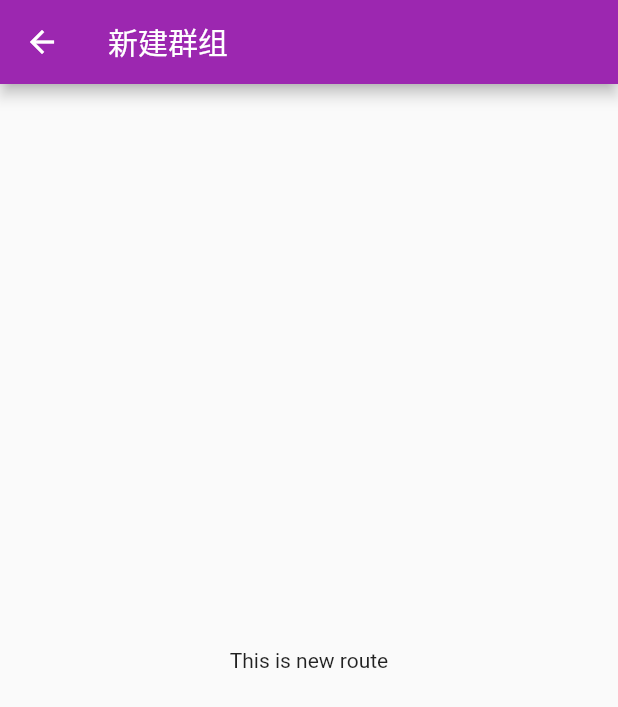
After one commit to Boxchat/Boxchat-Flutter, a Flutter app: the NewGroup screen opened directly, on a phone screen of 412 x 824 dp. The commit adds this screen. Shown: the top 707 px of the screen. Run offline on Flutter 3.47's test engine with Material 2 defaults, Android fonts, the phone set to English and light mode, and no system bars.

Commit message:
代码解耦 - DrawerLt

```diff
--- /dev/null
+++ b/lib/DrawerLt.dart
@@ -0,0 +1,26 @@
+import 'package:flutter/material.dart';
+class DrawerLt extends StatelessWidget{
+
+  final title;
+  final leading;
+
+  DrawerLt(this.title, this.leading);
+
+
+  @override
+  Widget build(BuildContext context) {
+    return ListTile(
+      title: Text(
+        this.title,
+        style: TextStyle(
+          fontWeight: FontWeight.bold,
+          fontSize: 15
+        ),
+      ),
+      leading: this.leading,
+      onTap: () {
+        Navigator.pop(context);
+      },
+    );
+  }
+}
--- /dev/null
+++ b/lib/NewGroup.dart
@@ -0,0 +1,14 @@
+import 'package:flutter/material.dart';
+class NewGroup extends StatelessWidget {
+  @override
+  Widget build(BuildContext context) {
+    return Scaffold(
+      appBar: AppBar(
+        title: Text("新建群组"),
+      ),
+      body: Center(
+        child: Text("This is new route"),
+      ),
+    );
+  }
+}
--- /dev/null
+++ b/lib/screen.dart
@@ -0,0 +1,9 @@
+import 'package:flutter/services.dart';
+class Screen {
+  Screen(){
+    SystemChrome.setPreferredOrientations([ // 强制横屏
+      DeviceOrientation.portraitUp,
+      DeviceOrientation.portraitDown
+    ]);
+  }
+}
```
Also changed, not shown: lib/main.dart (+22 -100 lines), 3 other files.
